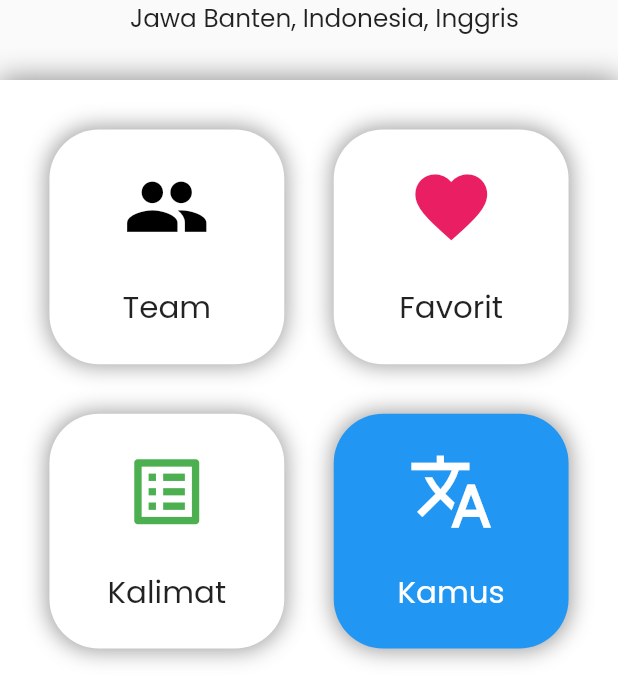
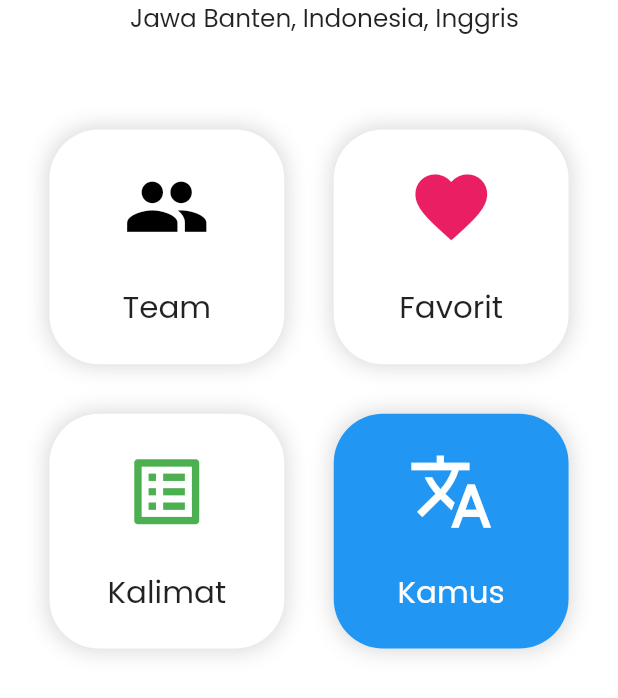
Before and after one commit to hajirr/kamus3bahasa, a Flutter app: the screen it shows after launch, on a phone screen of 412 x 824 dp, the part 538-1236 px from its top. Run offline on Flutter 3.47's test engine with Material 2 defaults, Android fonts, the phone set to English and light mode, and no system bars; our stand-ins replace get, get_storage, google_fonts, pull_to_refresh.

Commit message:
mempercantik ui

```diff
--- a/lib/app/modules/home/views/home_view.dart
+++ b/lib/app/modules/home/views/home_view.dart
@@ -11,6 +11,7 @@ class HomeView extends GetView<HomeController> {
   @override
   Widget build(BuildContext context) {
     return Scaffold(
+        backgroundColor: Colors.white,
         body: SizedBox(
             width: Get.width,
             height: Get.height,
@@ -47,13 +48,6 @@ class HomeView extends GetView<HomeController> {
                   Container(
                       decoration: const BoxDecoration(
                         color: Colors.white,
-                        boxShadow: [
-                          BoxShadow(
-                            color: Colors.black45,
-                            spreadRadius: 1,
-                            blurRadius: 15,
-                          ),
-                        ],
                       ),
                       height: Get.height * 0.5,
                       child: GridView.count(
@@ -74,9 +68,9 @@ class HomeView extends GetView<HomeController> {
                                   right: Get.height * 0.02),
                               decoration: BoxDecoration(
                                   color: Colors.white,
-                                  boxShadow: const [
+                                  boxShadow: [
                                     BoxShadow(
-                                      color: Colors.black38,
+                                      color: Colors.grey.withOpacity(0.4),
                                       spreadRadius: 1,
                                       blurRadius: 12,
                                     ),
@@ -114,9 +108,9 @@ class HomeView extends GetView<HomeController> {
                                   right: Get.height * 0.01),
                               decoration: BoxDecoration(
                                   color: Colors.white,
-                                  boxShadow: const [
+                                  boxShadow: [
                                     BoxShadow(
-                                      color: Colors.black38,
+                                      color: Colors.grey.withOpacity(0.4),
                                       spreadRadius: 1,
                                       blurRadius: 12,
                                     ),
@@ -154,9 +148,9 @@ class HomeView extends GetView<HomeController> {
                                   bottom: Get.height * 0.01),
                               decoration: BoxDecoration(
                                   color: Colors.white,
-                                  boxShadow: const [
+                                  boxShadow: [
                                     BoxShadow(
-                                      color: Colors.black38,
+                                      color: Colors.grey.withOpacity(0.4),
                                       spreadRadius: 1,
                                       blurRadius: 12,
                                     ),
@@ -194,9 +188,9 @@ class HomeView extends GetView<HomeController> {
                                   right: Get.height * 0.01),
                               decoration: BoxDecoration(
                                   color: Colors.blue,
-                                  boxShadow: const [
+                                  boxShadow: [
                                     BoxShadow(
-                                      color: Colors.black38,
+                                      color: Colors.grey.withOpacity(0.4),
                                       spreadRadius: 1,
                                       blurRadius: 12,
                                     ),
```
